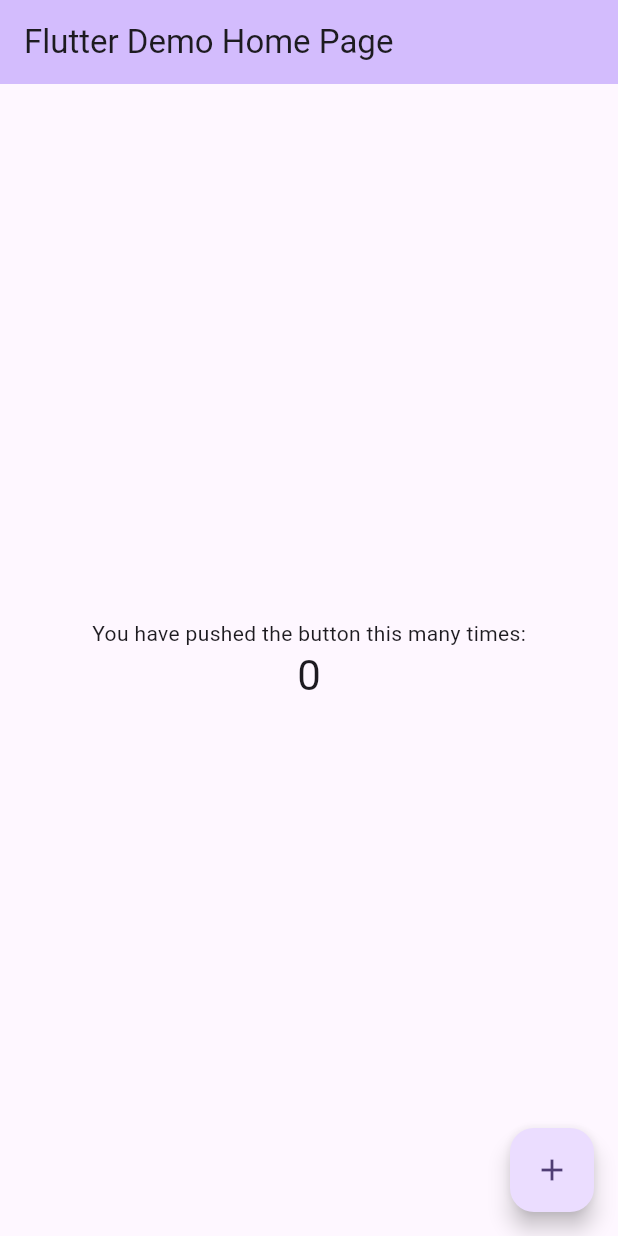
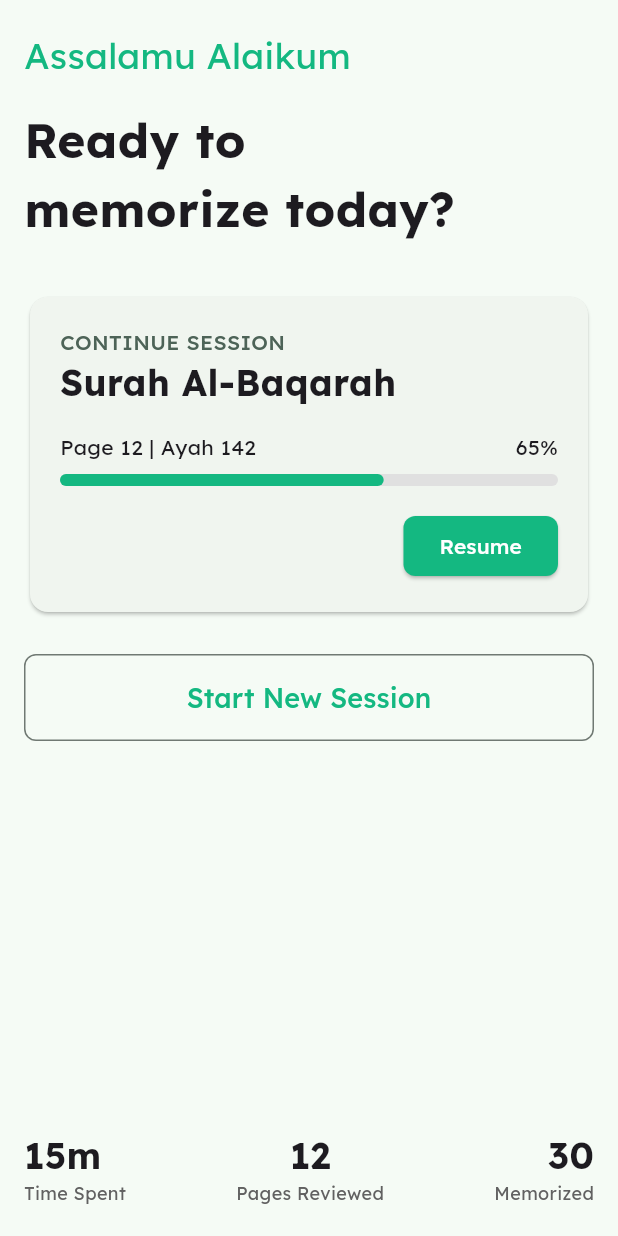
Before and after one commit to python-fuse/hifzh_buddy, a Flutter app: the screen it shows after launch, on a phone screen of 412 x 824 dp. Run offline on Flutter 3.47's test engine with Material 3 defaults, Android fonts, the phone set to English and light mode, and no system bars; our stand-ins replace go_router, google_fonts.

Commit message:
Remove macOS Runner files and assets; add HomePage and SurahsListPage with routing; update dependencies and theme.

```diff
--- a/lib/main.dart
+++ b/lib/main.dart
@@ -1,4 +1,6 @@
 import 'package:flutter/material.dart';
+import 'package:hifzh_buddy/router/router.dart';
+import 'package:hifzh_buddy/theme/theme.dart';
 
 void main() {
   runApp(const MyApp());
@@ -10,56 +12,11 @@ class MyApp extends StatelessWidget {
   // This widget is the root of your application.
   @override
   Widget build(BuildContext context) {
-    return MaterialApp(
+    return MaterialApp.router(
       title: 'Hifzh Buddy',
-      theme: ThemeData(colorScheme: .fromSeed(seedColor: Colors.deepPurple)),
-      home: const MyHomePage(title: 'Flutter Demo Home Page'),
+      theme: AppTheme(context: context).appTheme,
+      routerConfig: appRouter,
+      debugShowCheckedModeBanner: false,
     );
   }
 }
-
-class MyHomePage extends StatefulWidget {
-  const MyHomePage({super.key, required this.title});
-
-  final String title;
-
-  @override
-  State<MyHomePage> createState() => _MyHomePageState();
-}
-
-class _MyHomePageState extends State<MyHomePage> {
-  int _counter = 0;
-
-  void _incrementCounter() {
-    setState(() {
-      _counter++;
-    });
-  }
-
-  @override
-  Widget build(BuildContext context) {
-    return Scaffold(
-      appBar: AppBar(
-        backgroundColor: Theme.of(context).colorScheme.inversePrimary,
-        title: Text(widget.title),
-      ),
-      body: Center(
-        child: Column(
-          mainAxisAlignment: .center,
-          children: [
-            const Text('You have pushed the button this many times:'),
-            Text(
-              '$_counter',
-              style: Theme.of(context).textTheme.headlineMedium,
-            ),
-          ],
-        ),
-      ),
-      floatingActionButton: FloatingActionButton(
-        onPressed: _incrementCounter,
-        tooltip: 'Increment',
-        child: const Icon(Icons.add),
-      ),
-    );
-  }
-}
--- /dev/null
+++ b/lib/pages/home_page.dart
@@ -0,0 +1,187 @@
+import 'package:flutter/material.dart';
+import 'package:go_router/go_router.dart';
+import 'package:hifzh_buddy/widgets/button.dart';
+
+class HomePage extends StatefulWidget {
+  const HomePage({super.key});
+
+  @override
+  State<HomePage> createState() => _HomePageState();
+}
+
+class _HomePageState extends State<HomePage> {
+  @override
+  Widget build(BuildContext context) {
+    return Scaffold(
+      body: SafeArea(
+        child: Padding(
+          padding: const EdgeInsets.symmetric(vertical: 20.0, horizontal: 16.0),
+          child: Column(
+            crossAxisAlignment: CrossAxisAlignment.start,
+            children: [
+              Text(
+                'Assalamu Alaikum',
+                style: TextStyle(
+                  fontSize: 24,
+                  color: Theme.of(context).colorScheme.primary,
+                ),
+              ),
+
+              SizedBox(height: 16),
+
+              // Start
+              SizedBox(
+                child: Text(
+                  'Ready to \nmemorize today?',
+                  style: TextStyle(fontSize: 32, fontWeight: FontWeight.bold),
+                ),
+              ),
+
+              SizedBox(height: 32),
+
+              // Continue Session
+              Card(
+                child: Padding(
+                  padding: const EdgeInsets.all(20),
+                  child: Column(
+                    crossAxisAlignment: CrossAxisAlignment.start,
+
+                    children: [
+                      Column(
+                        crossAxisAlignment: CrossAxisAlignment.start,
+                        children: [
+                          // Upper case
+                          Text(
+                            "Continue Session".toUpperCase(),
+                            style: TextStyle(
+                              fontSize: 14,
+                              fontWeight: FontWeight.w500,
+                              color: Theme.of(context).colorScheme.secondary,
+                            ),
+                          ),
+
+                          Text(
+                            "Surah Al-Baqarah",
+                            style: TextStyle(
+                              fontSize: 24,
+                              fontWeight: FontWeight.bold,
+                            ),
+                          ),
+                        ],
+                      ),
+
+                      SizedBox(height: 16),
+                      Column(
+                        children: [
+                          Row(
+                            mainAxisAlignment: MainAxisAlignment.spaceBetween,
+                            children: [Text("Page 12 | Ayah 142"), Text("65%")],
+                          ),
+
+                          SizedBox(height: 8),
+                          LinearProgressIndicator(
+                            borderRadius: BorderRadius.circular(10),
+                            value: 0.65,
+                            minHeight: 8,
+                            backgroundColor: Colors.grey[300],
+                            color: Theme.of(context).colorScheme.primary,
+                          ),
+                        ],
+                      ),
+
+                      SizedBox(height: 16),
+
+                      Align(
+                        alignment: Alignment.centerRight,
+                        child: Button(text: 'Resume', onPressed: () {}),
+                      ),
+                    ],
+                  ),
+
+                  //
+                ),
+              ),
+
+              SizedBox(height: 24),
+
+              // New Session
+              SizedBox(
+                width: double.infinity,
+                child: OutlinedButton(
+                  onPressed: () {
+                    context.push('/list');
+                  },
+                  child: Padding(
+                    padding: const EdgeInsets.symmetric(vertical: 16.0),
+                    child: Text(
+                      'Start New Session',
+                      style: TextStyle(fontSize: 18),
+                    ),
+                  ),
+                ),
+              ),
+
+              Spacer(),
+
+              Row(
+                mainAxisAlignment: MainAxisAlignment.spaceBetween,
+                children: [
+                  Column(
+                    crossAxisAlignment: CrossAxisAlignment.start,
+                    children: [
+                      Text(
+                        "15m",
+                        style: TextStyle(
+                          fontSize: 24,
+                          fontWeight: FontWeight.bold,
+                        ),
+                      ),
+                      Text(
+                        "Time Spent",
+                        style: TextStyle(fontSize: 12, color: Colors.grey[700]),
+                      ),
+                    ],
+                  ),
+
+                  Column(
+                    crossAxisAlignment: CrossAxisAlignment.center,
+                    children: [
+                      Text(
+                        "12",
+                        style: TextStyle(
+                          fontSize: 24,
+                          fontWeight: FontWeight.bold,
+                        ),
+                      ),
+                      Text(
+                        "Pages Reviewed",
+                        style: TextStyle(fontSize: 12, color: Colors.grey[700]),
+                      ),
+                    ],
+                  ),
+
+                  Column(
+                    crossAxisAlignment: CrossAxisAlignment.end,
+                    children: [
+                      Text(
+                        "30",
+                        style: TextStyle(
+                          fontSize: 24,
+                          fontWeight: FontWeight.bold,
+                        ),
+                      ),
+                      Text(
+                        "Memorized",
+                        style: TextStyle(fontSize: 12, color: Colors.grey[700]),
+                      ),
+                    ],
+                  ),
+                ],
+              ),
+            ],
+          ),
+        ),
+      ),
+    );
+  }
+}
--- /dev/null
+++ b/lib/router/router.dart
@@ -0,0 +1,10 @@
+import 'package:go_router/go_router.dart';
+import 'package:hifzh_buddy/pages/home_page.dart';
+import 'package:hifzh_buddy/pages/surahs_list_page.dart';
+
+final appRouter = GoRouter(
+  routes: [
+    GoRoute(path: '/', builder: (context, state) => HomePage()),
+    GoRoute(path: '/list', builder: (context, state) => SurahsListPage()),
+  ],
+);
--- /dev/null
+++ b/lib/theme/theme.dart
@@ -0,0 +1,34 @@
+import 'package:flutter/material.dart';
+import 'package:google_fonts/google_fonts.dart';
+
+Color primaryColorValue = Color(0xff14b881);
+
+class AppTheme {
+  final BuildContext context;
+  late final ThemeData appTheme;
+
+  AppTheme({required this.context}) {
+    appTheme = ThemeData(
+      useMaterial3: true,
+      textTheme: GoogleFonts.lexendTextTheme(Theme.of(context).textTheme),
+      colorScheme: ColorScheme.fromSeed(
+        seedColor: primaryColorValue,
+        primary: primaryColorValue,
+      ),
+      elevatedButtonTheme: ElevatedButtonThemeData(
+        style: ElevatedButton.styleFrom(
+          backgroundColor: primaryColorValue,
+          foregroundColor: Colors.white,
+          shape: RoundedRectangleBorder(borderRadius: BorderRadius.circular(8)),
+        ),
+      ),
+
+      outlinedButtonTheme: OutlinedButtonThemeData(
+        style: OutlinedButton.styleFrom(
+          foregroundColor: primaryColorValue,
+          shape: RoundedRectangleBorder(borderRadius: BorderRadius.circular(8)),
+        ),
+      ),
+    );
+  }
+}
--- /dev/null
+++ b/lib/widgets/button.dart
@@ -0,0 +1,12 @@
+import 'package:flutter/material.dart';
+
+class Button extends StatelessWidget {
+  final String text;
+  final VoidCallback? onPressed;
+
+  const Button({super.key, required this.text, this.onPressed});
+  @override
+  Widget build(BuildContext context) {
+    return ElevatedButton(onPressed: onPressed, child: Text(text));
+  }
+}
--- a/pubspec.yaml
+++ b/pubspec.yaml
@@ -34,6 +34,8 @@ dependencies:
   # The following adds the Cupertino Icons font to your application.
   # Use with the CupertinoIcons class for iOS style icons.
   cupertino_icons: ^1.0.8
+  google_fonts: ^7.0.0
+  go_router: ^17.0.1
 
 dev_dependencies:
   flutter_test:
```
Also changed, not shown: lib/pages/surahs_list_page.dart (added, +72 -0 lines), pubspec.lock, 28 other files.
